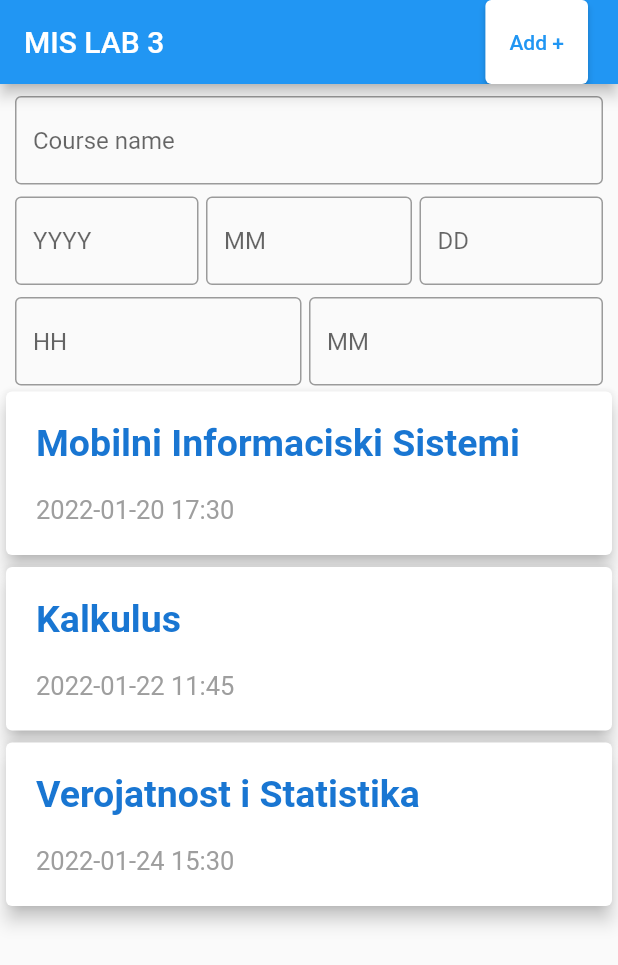
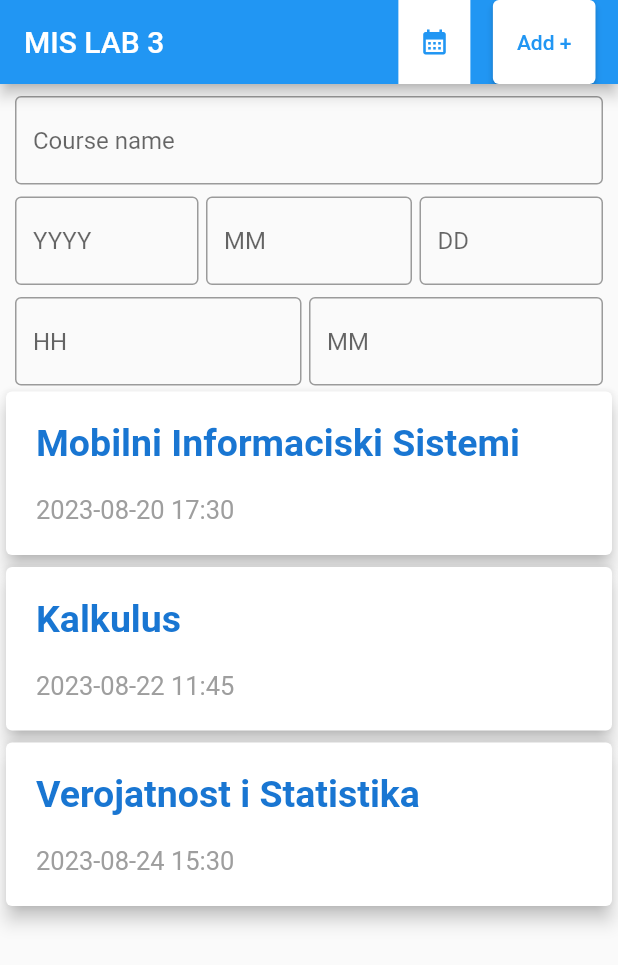
Before and after one commit to keremkubur/mis.lab5, a Flutter app: the screen it shows after launch, on a phone screen of 412 x 824 dp. Shown: the top 965 px of the screen. Run offline on Flutter 3.47's test engine with Material 2 defaults, Android fonts, the phone set to English and light mode, and no system bars; our stand-ins replace syncfusion_flutter_calendar.

Commit message:
initial commmit- adding calendar view

```diff
--- a/lib/main.dart
+++ b/lib/main.dart
@@ -1,8 +1,14 @@
 import 'package:flutter/material.dart';
 import 'package:mislab3/exams.dart';
 
+import 'calendar.dart';
+
 void main() {
-  runApp(MyApp());
+  runApp(
+    MaterialApp(
+      home: MyApp(),
+    ),
+  );
 }
 
 class MyApp extends StatefulWidget {
@@ -46,13 +52,13 @@ class _MyAppState extends State<MyApp> {
   final List<ExamApplication> elements = [
     ExamApplication(
         course: "Mobilni Informaciski Sistemi",
-        dateTime: DateTime(2022, 1, 20, 17, 30)),
+        dateTime: DateTime(2023, 8, 20, 17, 30)),
     ExamApplication(
         course: "Kalkulus",
-        dateTime: DateTime(2022, 1, 22, 11, 45)),
+        dateTime: DateTime(2023, 8, 22, 11, 45)),
     ExamApplication(
         course: "Verojatnost i Statistika",
-        dateTime: DateTime(2022, 1, 24, 15, 30))
+        dateTime: DateTime(2023, 8, 24, 15, 30))
   ];
   String _course = "";
   String _y = "2022";
@@ -78,7 +84,26 @@ class _MyAppState extends State<MyApp> {
           title: Text(title),
             actions: <Widget>[
               Padding(
-                      padding: EdgeInsets.only(right: 20.0),
+                  padding: EdgeInsets.only(right:15.0),
+                  child: Container(
+                    color: Colors.white,
+                    child:IconButton(
+                    onPressed: () {
+                      Navigator.push(
+                        context,
+                        MaterialPageRoute(
+                          builder: (context) => CalendarScreen(elements: elements),
+                        ),
+                      );
+                    },
+                    icon: Icon(
+                      Icons.calendar_month,
+                      color: Colors.blue,
+                    ),
+                    iconSize: 20.0,
+                  ),),),
+              Padding(
+                  padding: EdgeInsets.only(right:15.0),
                   child: ElevatedButton(
                     style: ElevatedButton.styleFrom(
                         primary: Colors.white,
--- a/pubspec.yaml
+++ b/pubspec.yaml
@@ -47,6 +47,7 @@ dev_dependencies:
   # package. See that file for information about deactivating specific lint
   # rules and activating additional ones.
   flutter_lints: ^2.0.0
+  syncfusion_flutter_calendar: ^19.3.43
 
 # For information on the generic Dart part of this file, see the
 # following page: https://dart.dev/tools/pub/pubspec
```
Also changed, not shown: lib/calendar.dart (added, +76 -0 lines), pubspec.lock. Lines whose indentation alone changed are shown as unchanged.
